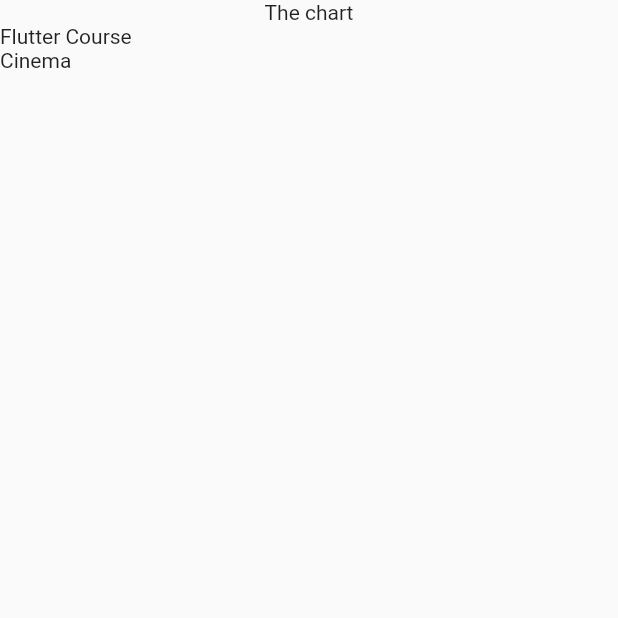
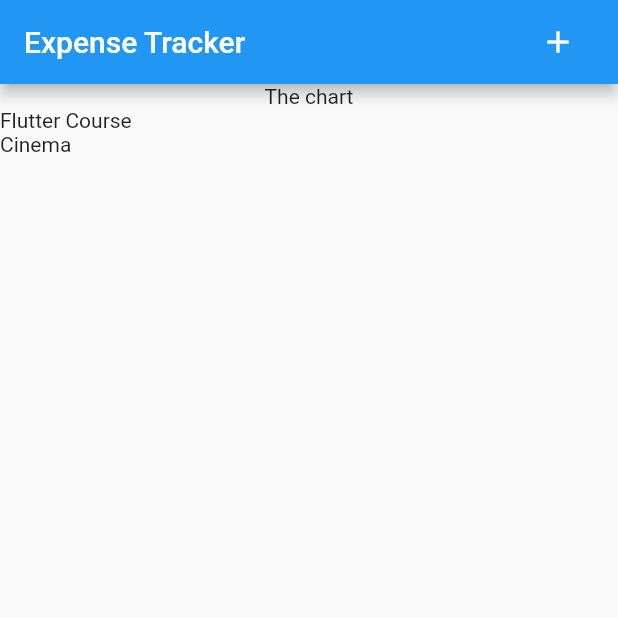
Before and after one commit to EphriamHab/expense_tracker_flutter, a Flutter app: the screen it shows after launch, on a phone screen of 412 x 824 dp, the top half of it. Run offline on Flutter 3.47's test engine with Material 2 defaults, Android fonts, the phone set to English and light mode, and no system bars.

Commit message:
expenses

```diff
--- a/lib/widgets/expenses.dart
+++ b/lib/widgets/expenses.dart
@@ -1,6 +1,7 @@
 import 'package:expense_tracker_flutter/widgets/expenses_list/expenses_list.dart';
 import 'package:flutter/material.dart';
 import 'package:expense_tracker_flutter/models/expense.dart';
+
 
 class Expenses extends StatefulWidget {
   const Expenses({super.key});
@@ -29,6 +30,19 @@ class _ExpensesState extends State<Expenses> {
   @override
   Widget build(BuildContext context) {
     return  Scaffold(
+      appBar: AppBar(
+        title:Row(
+          mainAxisAlignment: MainAxisAlignment.spaceBetween,
+          children: [
+          const Text("Expense Tracker"),
+          IconButton(
+            onPressed: (){},
+            icon: const Icon(Icons.add),
+          ),
+        ],
+        ),
+
+      ),
       body: Column(
         children: [
          const Text("The chart"),
```
